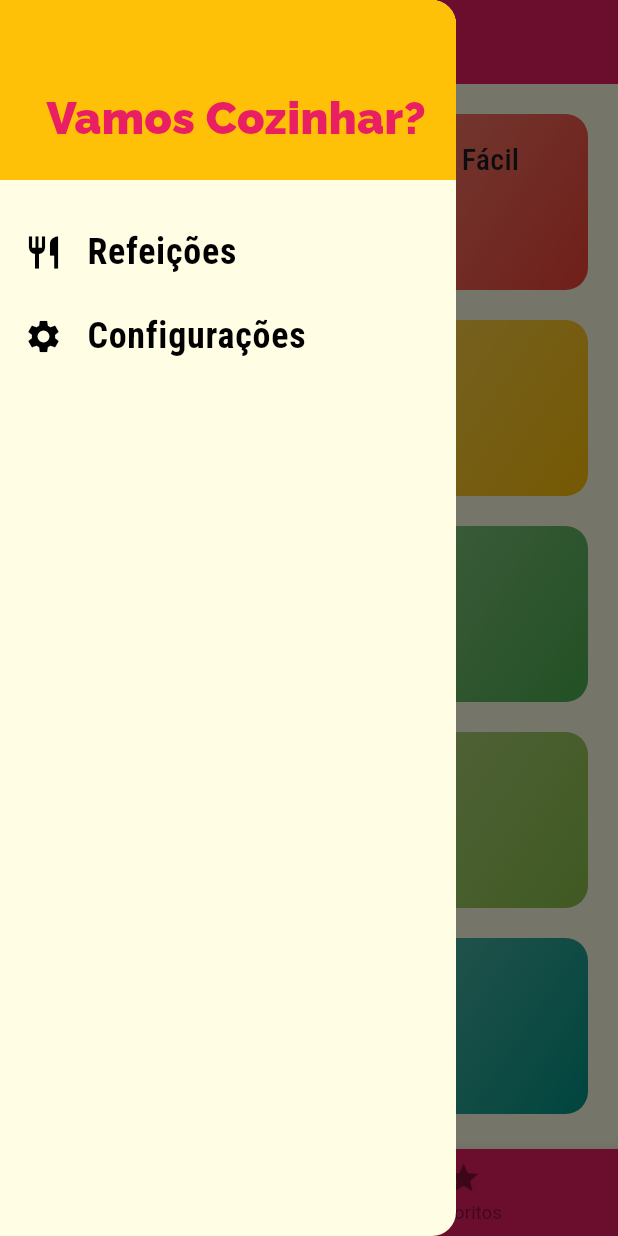
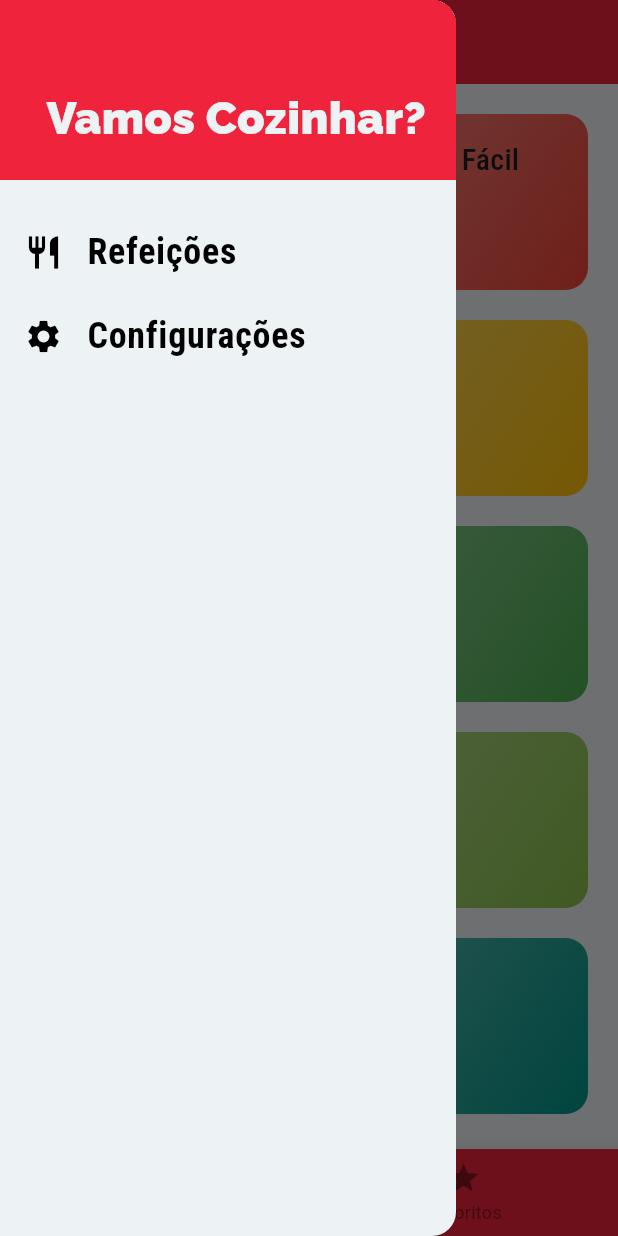
Before and after one commit to enzo-cezarg/meals-app, a Flutter app: the screen it shows after launch, with the side drawer open, on a phone screen of 412 x 824 dp. Run offline on Flutter 3.47's test engine with Material 3 defaults, Android fonts, the phone set to English and light mode, and no system bars.

```diff
--- a/lib/main.dart
+++ b/lib/main.dart
@@ -62,13 +62,13 @@ class _MyAppState extends State<MyApp> {
         useMaterial3: true,
         colorScheme: ColorScheme(
           brightness: Brightness.light,
-          primary: Colors.pink,
-          onPrimary: Colors.white,
-          secondary: Colors.amber,
-          onSecondary: Colors.white,
-          error: Colors.red,
-          onError: Colors.white,
-          surface: Color.fromRGBO(255, 254, 229, 1),
+          primary: Color.fromARGB(255, 239, 35, 60),
+          onPrimary: Color.fromARGB(255, 237, 242, 244),
+          secondary: Color.fromARGB(255, 237, 242, 244),
+          onSecondary: Color.fromARGB(255, 237, 242, 244),
+          error: Color.fromARGB(255, 217, 4, 41),
+          onError: Color.fromARGB(255, 237, 242, 244),
+          surface: Color.fromARGB(255, 237, 242, 244),
           onSurface: Colors.black,
         ),
         textTheme: TextTheme(
--- a/lib/widgets/main_drawer.dart
+++ b/lib/widgets/main_drawer.dart
@@ -32,14 +32,14 @@ class MainDrawer extends StatelessWidget {
             width: double.infinity,
             padding: EdgeInsets.all(20),
             alignment: Alignment.bottomRight,
-            color: Theme.of(context).colorScheme.secondary,
+            color: Theme.of(context).colorScheme.primary,
             child: Text(
               'Vamos Cozinhar?',
               style: TextStyle(
                 fontFamily: 'Raleway',
                 fontWeight: FontWeight.w900,
                 fontSize: 30,
-                color: Theme.of(context).colorScheme.primary,
+                color: Theme.of(context).colorScheme.onPrimary,
               ),
             ),
           ),
--- a/pubspec.yaml
+++ b/pubspec.yaml
@@ -30,6 +30,7 @@ environment:
 dependencies:
   flutter:
     sdk: flutter
+  provider: ^6.1.5
 
   # The following adds the Cupertino Icons font to your application.
   # Use with the CupertinoIcons class for iOS style icons.
```
Also changed, not shown: lib/views/meal_detail_view.dart (+31 -4 lines), pubspec.lock, 1 other file.
